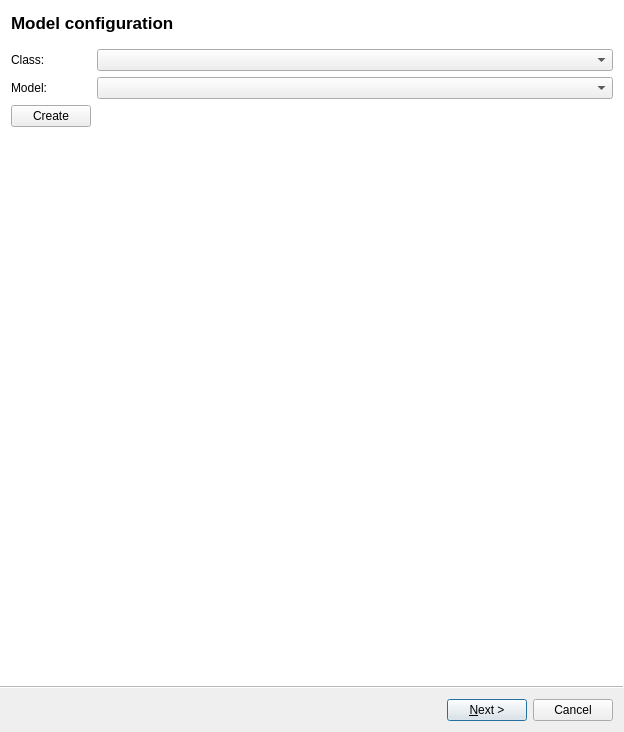
Before: the Qt Designer form trunk/src/edr/src/plugins/imuCostume/ui/IMUCostumeProfileEditionWizard.ui in mk4me/hm-mde-one, drawn with Qt 5.
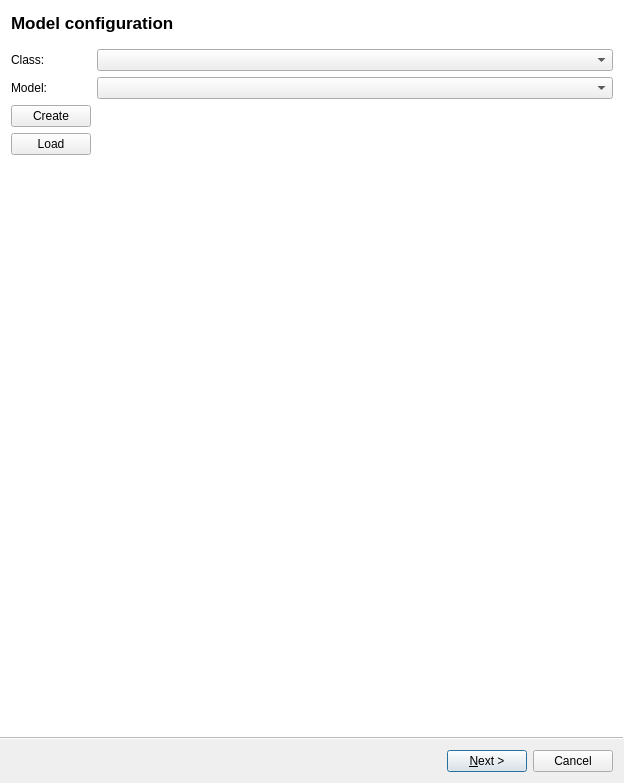
After: the same form once the commit is applied. Icons and pictures are not drawn.

```diff
--- a/trunk/src/edr/src/plugins/imuCostume/ui/IMUCostumeProfileEditionWizard.ui
+++ b/trunk/src/edr/src/plugins/imuCostume/ui/IMUCostumeProfileEditionWizard.ui
@@ -7,7 +7,7 @@
     <x>0</x>
     <y>0</y>
     <width>624</width>
-    <height>732</height>
+    <height>783</height>
    </rect>
   </property>
   <property name="sizePolicy">
@@ -77,6 +77,13 @@
       </property>
      </spacer>
     </item>
+    <item row="3" column="0">
+     <widget class="QPushButton" name="loadModelPushButton">
+      <property name="text">
+       <string>Load</string>
+      </property>
+     </widget>
+    </item>
    </layout>
   </widget>
   <widget class="QWizardPage" name="modelPhisicalDimensionsPage">
```
Left out of the diff: 277 changed lines with no effect on the pictures.
